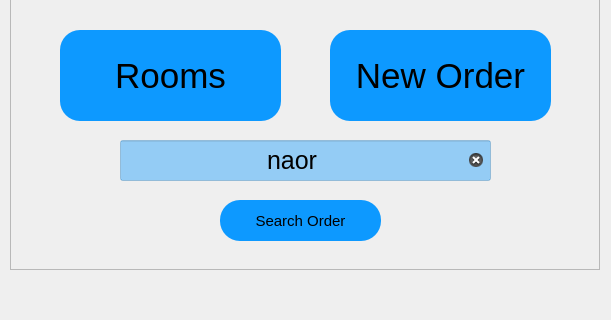
Qt form src/UI/UI_Files/home_menu_widget.ui (Mandalflik02/Room_Management_Hotels) before a commit; both pictures show x 345 to 956 and y 180 to 500 of the 1300 by 610 pixel window.
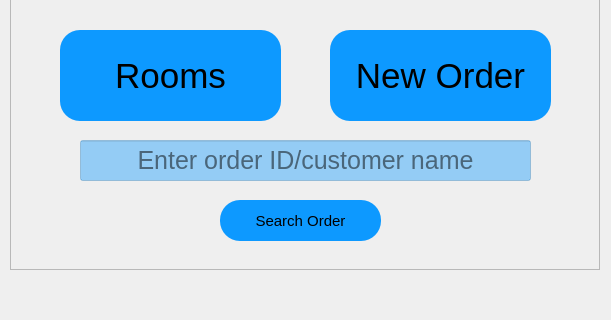
The same form after that commit.

Diff of the .ui file:
```diff
--- a/src/UI/UI_Files/home_menu_widget.ui
+++ b/src/UI/UI_Files/home_menu_widget.ui
@@ -56,9 +56,9 @@
    <widget class="QLineEdit" name="search_order_line_edit">
     <property name="geometry">
      <rect>
-      <x>110</x>
+      <x>70</x>
       <y>240</y>
-      <width>371</width>
+      <width>451</width>
       <height>41</height>
      </rect>
     </property>
@@ -79,7 +79,7 @@
      <string/>
     </property>
     <property name="text">
-     <string>naor</string>
+     <string/>
     </property>
     <property name="maxLength">
      <number>8</number>
@@ -91,7 +91,7 @@
      <bool>false</bool>
     </property>
     <property name="placeholderText">
-     <string>Enter Order ID</string>
+     <string>Enter order ID/customer name</string>
     </property>
     <property name="clearButtonEnabled">
      <bool>true</bool>
```
